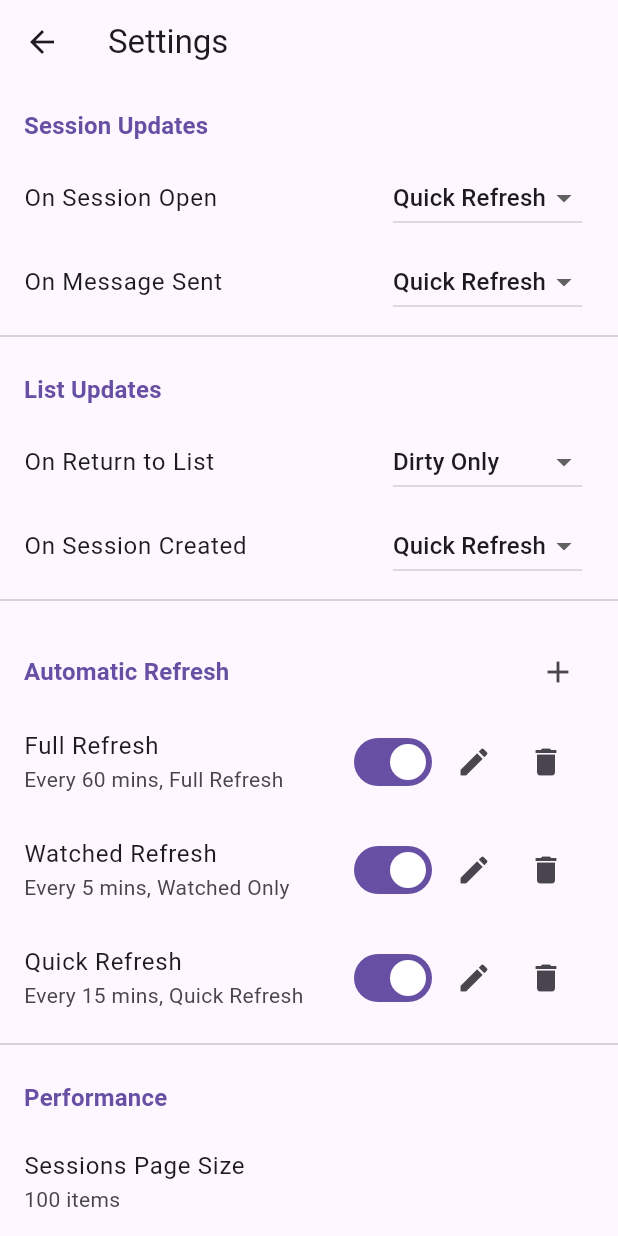
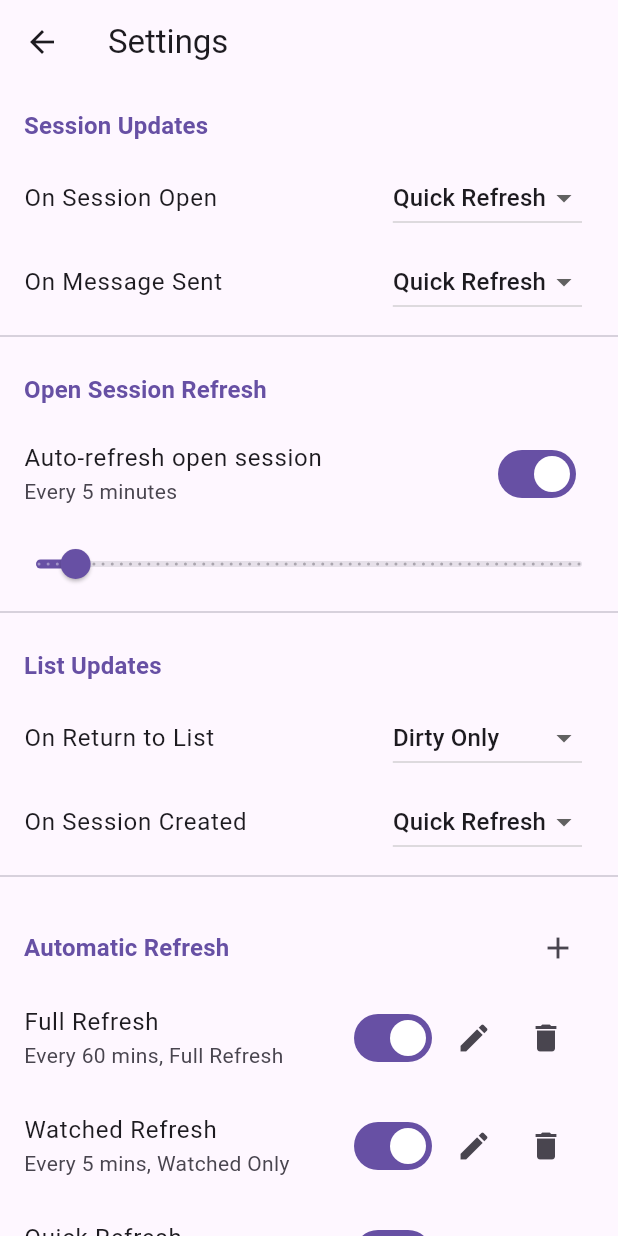
Before and after one commit to arran4/flutter_jules, a Flutter app: the SettingsScreen screen opened by its route, on a phone screen of 412 x 824 dp. Run offline on Flutter 3.47's test engine with Material 3 defaults, Android fonts, the phone set to English and light mode, and no system bars; our stand-ins replace flutter_markdown, flutter_secure_storage, google_sign_in, shared_preferences; missing offline and left inert: dartobjectutils; accounts and stored records are empty; network calls fail.

Commit message:
feat: Implement auto-refresh for open sessions
Adds a new feature to automatically refresh the session details screen at a configurable interval.

- Introduces `SessionRefreshSchedule` model to manage the refresh interval and enabled state.
- Integrates the new schedule into `SettingsProvider` for persistence.
- Adds a new "Open Session Refresh" section to the settings screen with a switch and slider for configuration.
- Implements a `Timer` in `SessionDetailScreen` to periodically fetch activities based on the user's settings.

The feature is enabled by default with a 5-minute refresh interval.

```diff
--- /dev/null
+++ b/lib/models/session_refresh_schedule.dart
@@ -0,0 +1,23 @@
+class SessionRefreshSchedule {
+  int intervalInMinutes;
+  bool isEnabled;
+
+  SessionRefreshSchedule({
+    this.intervalInMinutes = 5,
+    this.isEnabled = true,
+  });
+
+  factory SessionRefreshSchedule.fromJson(Map<String, dynamic> json) {
+    return SessionRefreshSchedule(
+      intervalInMinutes: json['intervalInMinutes'] as int? ?? 5,
+      isEnabled: json['isEnabled'] as bool? ?? true,
+    );
+  }
+
+  Map<String, dynamic> toJson() {
+    return {
+      'intervalInMinutes': intervalInMinutes,
+      'isEnabled': isEnabled,
+    };
+  }
+}
--- a/lib/ui/screens/settings_screen.dart
+++ b/lib/ui/screens/settings_screen.dart
@@ -36,6 +36,8 @@ class _SettingsScreenState extends State<SettingsScreen> {
                 value: settings.refreshOnMessage,
                 onChanged: settings.setRefreshOnMessage,
               ),
+              const Divider(),
+              _buildOpenSessionRefreshSection(context, settings),
               const Divider(),
               _buildSectionHeader(context, 'List Updates'),
               _buildListDropdown(
@@ -169,6 +171,44 @@ class _SettingsScreenState extends State<SettingsScreen> {
         );
       }
     }
+  }
+
+  Widget _buildOpenSessionRefreshSection(
+    BuildContext context,
+    SettingsProvider settings,
+  ) {
+    final schedule = settings.openSessionRefreshSchedule;
+    return Column(
+      crossAxisAlignment: CrossAxisAlignment.start,
+      children: [
+        _buildSectionHeader(context, 'Open Session Refresh'),
+        SwitchListTile(
+          title: const Text('Auto-refresh open session'),
+          subtitle: Text(
+            schedule.isEnabled
+                ? 'Every ${schedule.intervalInMinutes} minutes'
+                : 'Disabled',
+          ),
+          value: schedule.isEnabled,
+          onChanged: (value) {
+            schedule.isEnabled = value;
+            settings.setOpenSessionRefreshSchedule(schedule);
+          },
+        ),
+        if (schedule.isEnabled)
+          Slider(
+            value: schedule.intervalInMinutes.toDouble(),
+            min: 1,
+            max: 60,
+            divisions: 59,
+            label: '${schedule.intervalInMinutes} min',
+            onChanged: (double value) {
+              schedule.intervalInMinutes = value.toInt();
+              settings.setOpenSessionRefreshSchedule(schedule);
+            },
+          ),
+      ],
+    );
   }
 
   Widget _buildSectionHeader(BuildContext context, String title) {
```
Also changed, not shown: lib/services/settings_provider.dart (+35 -0 lines), lib/ui/screens/session_detail_screen.dart (+25 -0 lines).
